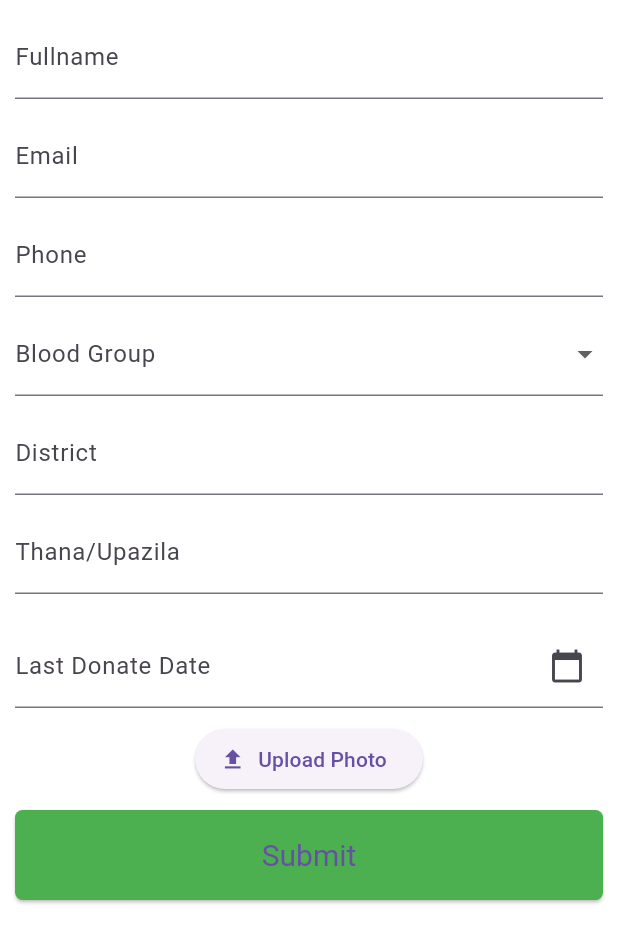
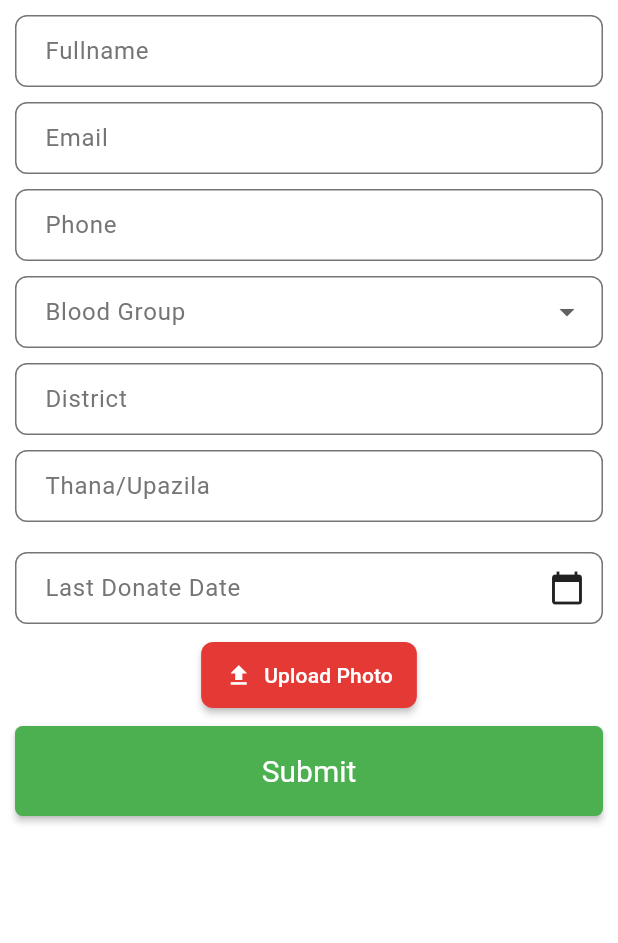
Before and after one commit to saifthpb/blood_sea, a Flutter app: the screen it shows after launch, after a tap on "Want to be a Donor?", on a phone screen of 412 x 824 dp. Shown: the top 943 px of the screen. Run offline on Flutter 3.47's test engine with Material 3 defaults, Android fonts, the phone set to English and light mode, and no system bars; our stand-ins replace cloud_firestore, firebase_auth, firebase_core, firebase_messaging, firebase_storage, go_router and 2 more; accounts and stored records are empty.

Commit message:
add theme

```diff
--- a/lib/config/theme.dart
+++ b/lib/config/theme.dart
@@ -0,0 +1,199 @@
+import 'package:flutter/material.dart';
+
+class AppTheme {
+  // Primary Colors
+  static const Color primaryRed = Color(0xFFE53935);
+  static const Color darkRed = Color(0xFFC62828);
+  static const Color lightRed = Color(0xFFEF5350);
+
+  // Secondary Colors
+  static const Color secondaryColor = Color(0xFFFFCDD2);
+  static const Color accentColor = Color(0xFFFF8A80);
+
+  // Background Colors
+  static const Color backgroundColor = Color(0xFFFAFAFA);
+  static const Color surfaceColor = Color(0xFFFFFFFF);
+
+  // Text Colors
+  static const Color textPrimary = Color(0xFF212121);
+  static const Color textSecondary = Color(0xFF757575);
+  static const Color textLight = Color(0xFFFFFFFF);
+
+  // Status Colors
+  static const Color success = Color(0xFF4CAF50);
+  static const Color error = Color(0xFFD32F2F);
+  static const Color warning = Color(0xFFFFA000);
+  static const Color info = Color(0xFF1976D2);
+
+  static ThemeData lightTheme() {
+    return ThemeData(
+      useMaterial3: true,
+      primaryColor: primaryRed,
+      primaryColorDark: darkRed,
+      primaryColorLight: lightRed,
+
+      // Color Scheme
+      colorScheme: const ColorScheme(
+        primary: primaryRed,
+        secondary: secondaryColor,
+        surface: surfaceColor,
+        background: backgroundColor,
+        error: error,
+        onPrimary: textLight,
+        onSecondary: textPrimary,
+        onSurface: textPrimary,
+        onBackground: textPrimary,
+        onError: textLight,
+        brightness: Brightness.light,
+      ),
+
+      // Scaffold Background Color
+      scaffoldBackgroundColor: backgroundColor,
+
+      // AppBar Theme
+      appBarTheme: const AppBarTheme(
+        backgroundColor: primaryRed,
+        foregroundColor: textLight,
+        elevation: 0,
+        centerTitle: true,
+        titleTextStyle: TextStyle(
+          fontSize: 20,
+          fontWeight: FontWeight.bold,
+          color: textLight,
+        ),
+      ),
+
+      // Button Themes
+      elevatedButtonTheme: ElevatedButtonThemeData(
+        style: ElevatedButton.styleFrom(
+          backgroundColor: primaryRed,
+          foregroundColor: textLight,
+          padding: const EdgeInsets.symmetric(horizontal: 16, vertical: 12),
+          shape: RoundedRectangleBorder(
+            borderRadius: BorderRadius.circular(8),
+          ),
+          elevation: 2,
+        ),
+      ),
+
+      // Text Button Theme
+      textButtonTheme: TextButtonThemeData(
+        style: TextButton.styleFrom(
+          foregroundColor: primaryRed,
+          padding: const EdgeInsets.symmetric(horizontal: 16, vertical: 12),
+          shape: RoundedRectangleBorder(
+            borderRadius: BorderRadius.circular(8),
+          ),
+        ),
+      ),
+
+      // Outlined Button Theme
+      outlinedButtonTheme: OutlinedButtonThemeData(
+        style: OutlinedButton.styleFrom(
+          foregroundColor: primaryRed,
+          side: const BorderSide(color: primaryRed),
+          padding: const EdgeInsets.symmetric(horizontal: 16, vertical: 12),
+          shape: RoundedRectangleBorder(
+            borderRadius: BorderRadius.circular(8),
+          ),
+        ),
+      ),
+
+      // Input Decoration Theme
+      inputDecorationTheme: InputDecorationTheme(
+        filled: true,
+        fillColor: surfaceColor,
+        contentPadding: const EdgeInsets.symmetric(horizontal: 16, vertical: 12),
+        border: OutlineInputBorder(
+          borderRadius: BorderRadius.circular(8),
+          borderSide: const BorderSide(color: textSecondary),
+        ),
+        enabledBorder: OutlineInputBorder(
+          borderRadius: BorderRadius.circular(8),
+          borderSide: const BorderSide(color: textSecondary),
+        ),
+        focusedBorder: OutlineInputBorder(
+          borderRadius: BorderRadius.circular(8),
+          borderSide: const BorderSide(color: primaryRed, width: 2),
+        ),
+        errorBorder: OutlineInputBorder(
+          borderRadius: BorderRadius.circular(8),
+          borderSide: const BorderSide(color: error),
+        ),
+        labelStyle: const TextStyle(color: textSecondary),
+        hintStyle: const TextStyle(color: textSecondary),
+      ),
+
+      // Card Theme
+      cardTheme: CardTheme(
+        color: surfaceColor,
+        elevation: 2,
+        shape: RoundedRectangleBorder(
+          borderRadius: BorderRadius.circular(12),
+        ),
+      ),
+
+      // List Tile Theme
+      listTileTheme: const ListTileThemeData(
+        iconColor: primaryRed,
+        textColor: textPrimary,
+        contentPadding: EdgeInsets.symmetric(horizontal: 16, vertical: 8),
+      ),
+
+      // Floating Action Button Theme
+      floatingActionButtonTheme: const FloatingActionButtonThemeData(
+        backgroundColor: primaryRed,
+        foregroundColor: textLight,
+      ),
+
+      // Text Theme
+      textTheme: const TextTheme(
+        displayLarge: TextStyle(
+          color: textPrimary,
+          fontSize: 32,
+          fontWeight: FontWeight.bold,
+        ),
+        displayMedium: TextStyle(
+          color: textPrimary,
+          fontSize: 28,
+          fontWeight: FontWeight.bold,
+        ),
+        displaySmall: TextStyle(
+          color: textPrimary,
+          fontSize: 24,
+          fontWeight: FontWeight.bold,
+        ),
+        headlineMedium: TextStyle(
+          color: textPrimary,
+          fontSize: 20,
+          fontWeight: FontWeight.bold,
+        ),
+        bodyLarge: TextStyle(
+          color: textPrimary,
+          fontSize: 16,
+        ),
+        bodyMedium: TextStyle(
+          color: textPrimary,
+          fontSize: 14,
+        ),
+        bodySmall: TextStyle(
+          color: textSecondary,
+          fontSize: 12,
+        ),
+      ),
+
+      // Divider Theme
+      dividerTheme: const DividerThemeData(
+        color: secondaryColor,
+        thickness: 1,
+        space: 16,
+      ),
+
+      // Icon Theme
+      iconTheme: const IconThemeData(
+        color: primaryRed,
+        size: 24,
+      ),
+    );
+  }
+}
--- a/lib/features/splash/splash_screen.dart
+++ b/lib/features/splash/splash_screen.dart
@@ -20,31 +20,21 @@ class _SplashScreenState extends State<SplashScreen> {
 
   Future<void> checkAuthStatus() async {
     try {
-      // Wait for 2 seconds to show splash screen
       await Future.delayed(const Duration(seconds: 2));
-
       if (!mounted) return;
 
-      // Check if user is signed in
       final User? currentUser = FirebaseAuth.instance.currentUser;
-
       if (!mounted) return;
 
-      if (currentUser != null) {
-        // User is signed in
       Navigator.pushReplacement(
         context,
-          MaterialPageRoute(builder: (context) => const HomeScreen()),
+        MaterialPageRoute(
+          builder: (context) => currentUser != null
+            ? const HomeScreen()
+            : LoginScreen(),
+        ),
       );
-      } else {
-        // No user is signed in
-        Navigator.pushReplacement(
-          context,
-          MaterialPageRoute(builder: (context) => LoginScreen()),
-        );
-      }
     } catch (e) {
-      // Handle any errors
       if (!mounted) return;
       Navigator.pushReplacement(
         context,
@@ -55,32 +45,61 @@ class _SplashScreenState extends State<SplashScreen> {
 
   @override
   Widget build(BuildContext context) {
-    return const Center(
+    return Scaffold(
+      // Add background color to prevent black screen
+      backgroundColor: Theme.of(context).primaryColor,
+      body: SafeArea(
+        child: Container(
+          decoration: BoxDecoration(
+            // Add gradient background for better visual appeal
+            gradient: LinearGradient(
+              begin: Alignment.topCenter,
+              end: Alignment.bottomCenter,
+              colors: [
+                Theme.of(context).primaryColor,
+                Theme.of(context).primaryColor.withOpacity(0.8),
+              ],
+            ),
+          ),
+          child: Center(
             child: Column(
               mainAxisAlignment: MainAxisAlignment.center,
               children: [
-          // Blood donation symbol
-          Icon(
+                // Logo/Icon section
+                Container(
+                  padding: const EdgeInsets.all(20),
+                  decoration: BoxDecoration(
+                    shape: BoxShape.circle,
+                    border: Border.all(color: Colors.white, width: 2),
+                  ),
+                  child: const Icon(
                     Icons.bloodtype,
                     color: Colors.white,
-            size: 100,
+                    size: 80,
                   ),
-          SizedBox(height: 20),
-          // App name or slogan
-          Text(
+                ),
+                const SizedBox(height: 30),
+
+                // Title section
+                const Padding(
+                  padding: EdgeInsets.symmetric(horizontal: 20),
+                  child: Text(
                     "Welcome to Blood Donation App",
+                    textAlign: TextAlign.center,
                     style: TextStyle(
                       color: Colors.white,
                       fontSize: 24,
                       fontWeight: FontWeight.bold,
                     ),
                   ),
-          Divider(
-            color: Colors.white, // Color of the line
-            thickness: 1, // Thickness of the line
-            height: 10, // Space around the line
                 ),
-          Text(
+
+                const Padding(
+                  padding: EdgeInsets.symmetric(horizontal: 40, vertical: 10),
+                  child: Divider(color: Colors.white, thickness: 1),
+                ),
+
+                const Text(
                   "Save Lives by Donating Blood",
                   style: TextStyle(
                     color: Colors.white,
@@ -88,16 +107,21 @@ class _SplashScreenState extends State<SplashScreen> {
                     fontWeight: FontWeight.bold,
                   ),
                 ),
-          SizedBox(height: 30),
+
+                const SizedBox(height: 40),
+
                 // Loading indicator
-          CircularProgressIndicator(
+                const CircularProgressIndicator(
                   valueColor: AlwaysStoppedAnimation<Color>(Colors.white),
                 ),
-          SizedBox(
-            height: 150,
-          ),
+
+                const Spacer(),
+
+                // Footer section
+                const Column(
+                  children: [
                     Text(
-            "Developped By Saiful Sarwar || Roquib Pramanik",
+                      "Developed By Saiful Sarwar || Roquib Pramanik",
                       style: TextStyle(
                         color: Colors.yellow,
                         fontSize: 14,
@@ -105,11 +129,13 @@ class _SplashScreenState extends State<SplashScreen> {
                       ),
                     ),
                     Divider(
-            color: Colors.white, // Color of the line
-            thickness: 1, // Thickness of the line
-            height: 20, // Space around the line
+                      color: Colors.white,
+                      thickness: 1,
+                      height: 20,
                     ),
-          Text(
+                    Padding(
+                      padding: EdgeInsets.only(bottom: 20),
+                      child: Text(
                         "Supported by teamExpressBD",
                         style: TextStyle(
                           color: Colors.yellow,
@@ -117,7 +143,13 @@ class _SplashScreenState extends State<SplashScreen> {
                           fontWeight: FontWeight.bold,
                         ),
                       ),
+                    ),
                   ],
+                ),
+              ],
+            ),
+          ),
+        ),
       ),
     );
   }
--- a/lib/main.dart
+++ b/lib/main.dart
@@ -1,24 +1,23 @@
 import 'package:blood_sea/config/routes.dart';
+import 'package:blood_sea/config/theme.dart'; // Import your theme
 import 'package:firebase_core/firebase_core.dart';
 import 'package:firebase_messaging/firebase_messaging.dart';
 import 'package:flutter/foundation.dart';
 import 'package:flutter/material.dart';
 
-void main() async{
+void main() async {
   WidgetsFlutterBinding.ensureInitialized();
-  await Firebase.initializeApp(); // Initialize Firebase
+  await Firebase.initializeApp();
 
   FirebaseMessaging messaging = FirebaseMessaging.instance;
-  // Request permission for iOS
   NotificationSettings settings = await messaging.requestPermission();
   if (kDebugMode) {
     print('Permission granted: ${settings.authorizationStatus}');
   }
-    // Get the device token
   String? token = await messaging.getToken();
   if (kDebugMode) {
     print('Device Token: $token');
-  } // Use this token in the Node.js script
+  }
 
   runApp(const MyApp());
 }
@@ -29,7 +28,10 @@ class MyApp extends StatelessWidget {
   @override
   Widget build(BuildContext context) {
     return MaterialApp.router(
+      title: 'Blood Sea',
+      theme: AppTheme.lightTheme(),
       routerConfig: goRouter,
+      debugShowCheckedModeBanner: false,
     );
   }
 }
```
Lines whose indentation alone changed are shown as unchanged.
